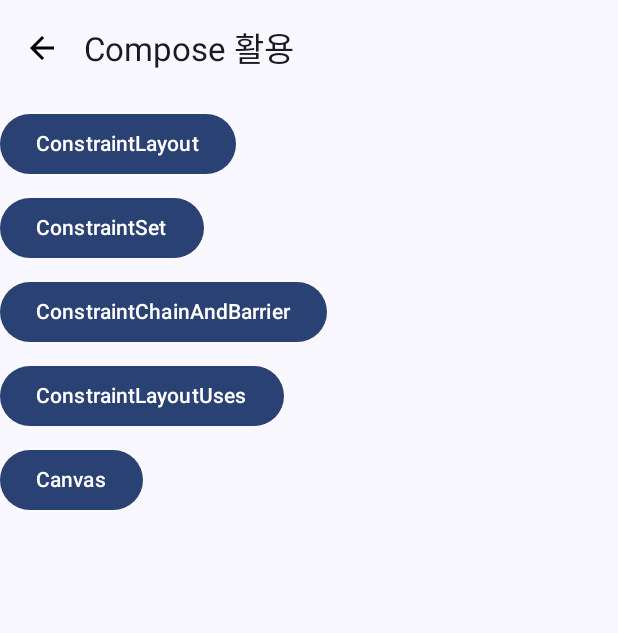
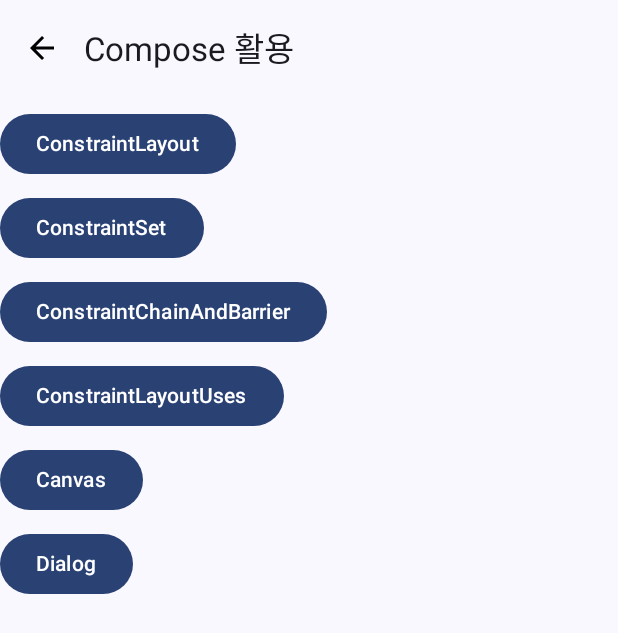
Before and after one commit to theo-no/Compose_Example, an Android app built with Jetpack Compose: the screen it shows after launch (UsesActivity), on a phone screen of 412 x 824 dp. Shown: the top 633 px of the screen. Run offline under Robolectric (Android 15) with nearby library versions, the phone set to English and light mode, and no system bars; our stand-ins replace constraintlayout-compose.

Commit message:
Dialog 예시 완료

```diff
--- a/Compose_Example/app/src/main/java/com/csh/compose_example/navigation/NavGraph.kt
+++ b/Compose_Example/app/src/main/java/com/csh/compose_example/navigation/NavGraph.kt
@@ -11,6 +11,7 @@ import com.csh.compose_example.uses.screen.ConstraintChainAndBarrierScreen
 import com.csh.compose_example.uses.screen.ConstraintLayoutScreen
 import com.csh.compose_example.uses.screen.ConstraintLayoutUsesScreen
 import com.csh.compose_example.uses.screen.ConstraintSetScreen
+import com.csh.compose_example.uses.screen.DialogScreen
 import com.csh.compose_example.uses.screen.HomeScreen
 
 @Composable
@@ -51,5 +52,10 @@ fun NavGraph(
         ) {
             CanvasScreen(navController)
         }
+        composable(
+            route = Screen.Dialog.route
+        ) {
+            DialogScreen(navController)
+        }
     }
 } // End of setUpNavGraph
--- a/Compose_Example/app/src/main/java/com/csh/compose_example/navigation/Screen.kt
+++ b/Compose_Example/app/src/main/java/com/csh/compose_example/navigation/Screen.kt
@@ -10,4 +10,5 @@ sealed class Screen(val route: String) {
     object ConstraintChainAndBarrier : Screen(route = "constraint_chain_and_barrier_screen")
     object ConstraintLayoutUses : Screen(route = "constraint_layout_uses_screen")
     object Canvas : Screen(route = "canvas_screen")
+    object Dialog : Screen(route = "dialog_screen")
 }
--- a/Compose_Example/app/src/main/java/com/csh/compose_example/uses/screen/HomeScreen.kt
+++ b/Compose_Example/app/src/main/java/com/csh/compose_example/uses/screen/HomeScreen.kt
@@ -58,6 +58,14 @@ fun HomeScreen(
                 "Canvas"
             )
         }
+        Spacer(modifier = Modifier.run { size(8.dp) })
+        Button(onClick = {
+            navController.navigate(Screen.Dialog.route)
+        }) {
+            Text(
+                "Dialog"
+            )
+        }
     }
 
 }
```
Also changed, not shown: Compose_Example/app/src/main/java/com/csh/compose_example/uses/screen/DialogScreen.kt (added, +72 -0 lines).
